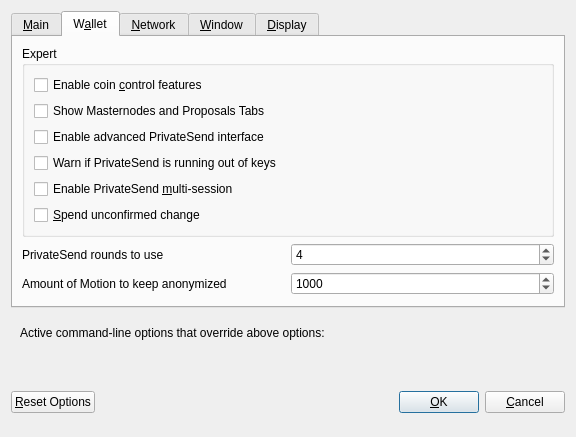
The window that src/qt/forms/optionsdialog.ui (motioncrypto/motion) describes before a commit, drawn with Qt 5.
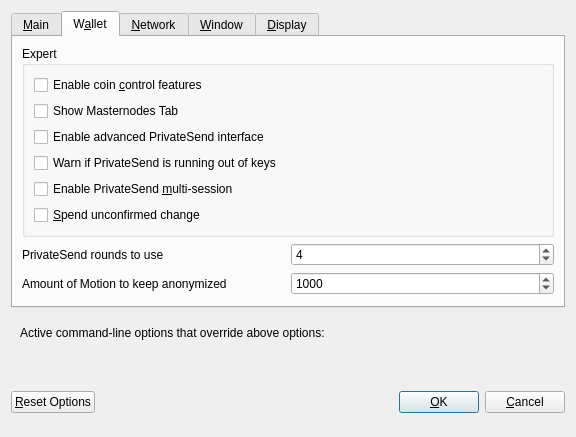
The same window after the commit. The open tabs and pages were chosen to show the change. Custom widgets are drawn as their Qt base class.

Diff of the .ui file:
```diff
--- a/src/qt/forms/optionsdialog.ui
+++ b/src/qt/forms/optionsdialog.ui
@@ -159,7 +159,7 @@
              <string>Show additional tab listing all your masternodes in first sub-tab&lt;br/&gt;and all masternodes on the network in second sub-tab.</string>
             </property>
             <property name="text">
-             <string>Show Masternodes and Proposals Tabs</string>
+             <string>Show Masternodes Tab</string>
             </property>
            </widget>
           </item>
```
